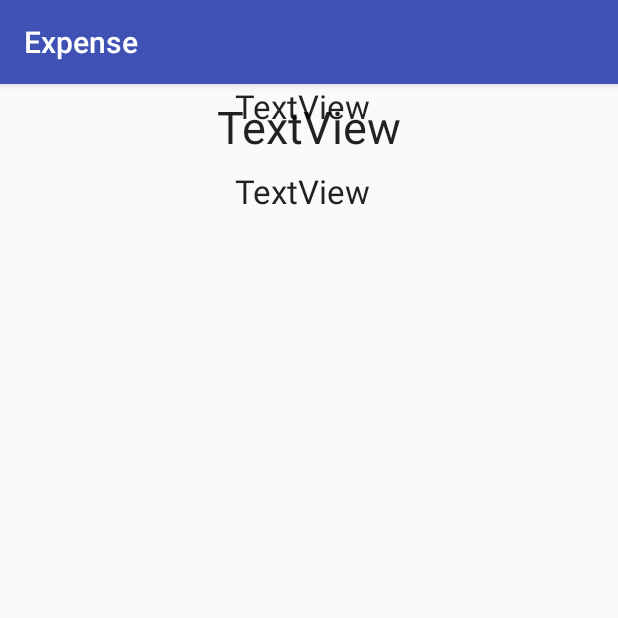
After one commit to AM903103/Expense, an Android app: the DetailActivity screen opened directly, with no data from a screen before it, on a phone screen of 412 x 824 dp, the top half of it. The commit adds this screen. Run offline under Robolectric (Android 15) with nearby library versions, the phone set to English and light mode, and no system bars.

Commit message:
Add DetailActivity layout font sp, Expense Parcelable

```diff
--- a/app/src/main/AndroidManifest.xml
+++ b/app/src/main/AndroidManifest.xml
@@ -3,6 +3,7 @@
     package="com.gamma404.expense">
 
     <uses-permission android:name="android.permission.READ_CONTACTS" />
+
     <application
         android:allowBackup="true"
         android:icon="@mipmap/ic_launcher"
@@ -20,13 +21,16 @@
                 <category android:name="android.intent.category.LAUNCHER" />
             </intent-filter>
         </activity>
-        <activity android:name=".AddActivity"></activity>
+        <activity android:name=".AddActivity" />
 
         <provider
             android:name=".ExpenseProvider"
             android:authorities="com.gamma404.expense"
             android:exported="true" />
+
         <service android:name=".AddExpenseService" />
+
+        <activity android:name=".DetailActivity"></activity>
     </application>
 
 </manifest>
--- /dev/null
+++ b/app/src/main/java/com/gamma404/expense/DetailActivity.java
@@ -0,0 +1,13 @@
+package com.gamma404.expense;
+
+import android.support.v7.app.AppCompatActivity;
+import android.os.Bundle;
+
+public class DetailActivity extends AppCompatActivity {
+
+    @Override
+    protected void onCreate(Bundle savedInstanceState) {
+        super.onCreate(savedInstanceState);
+        setContentView(R.layout.activity_detail);
+    }
+}
--- a/app/src/main/java/com/gamma404/expense/ExpenseAdapter.java
+++ b/app/src/main/java/com/gamma404/expense/ExpenseAdapter.java
@@ -46,6 +46,7 @@ public class ExpenseAdapter extends RecyclerView.Adapter<ExpenseAdapter.ViewHold
         cursor.moveToPosition(position);
         final Expense expense = new Expense(cursor);
         holder.setModel(expense);
+        holder.itemView.setTag(expense);
         holder.itemView.setOnClickListener(new View.OnClickListener() {
             @Override
             public void onClick(View v) {
--- a/app/src/main/java/com/gamma404/expense/MainActivity.java
+++ b/app/src/main/java/com/gamma404/expense/MainActivity.java
@@ -132,6 +132,9 @@ public class MainActivity extends AppCompatActivity implements ExpenseAdapter.On
     @Override
     public void onItemClick(View view, Expense expense) {
         Log.d(TAG, "onItemClick: " + expense.getInfo());
+        Intent intent = new Intent(this, DetailActivity.class);
+        intent.putExtra("EXPENSE", expense);
+        startActivity(intent);
     }
 
     @Override
--- /dev/null
+++ b/app/src/main/res/layout/activity_detail.xml
@@ -0,0 +1,44 @@
+<?xml version="1.0" encoding="utf-8"?>
+<android.support.constraint.ConstraintLayout xmlns:android="http://schemas.android.com/apk/res/android"
+    xmlns:app="http://schemas.android.com/apk/res-auto"
+    xmlns:tools="http://schemas.android.com/tools"
+    android:layout_width="match_parent"
+    android:layout_height="match_parent"
+    tools:context="com.gamma404.expense.DetailActivity">
+
+    <TextView
+        android:id="@+id/detail_tv_date"
+        android:layout_width="wrap_content"
+        android:layout_height="wrap_content"
+        android:layout_marginEnd="8dp"
+        android:layout_marginStart="8dp"
+        android:layout_marginTop="8dp"
+        android:text="TextView"
+        android:textAppearance="@style/TextAppearance.AppCompat.Large"
+        android:textSize="30sp"
+        app:layout_constraintEnd_toEndOf="parent"
+        app:layout_constraintStart_toStartOf="parent"
+        app:layout_constraintTop_toTopOf="parent" />
+
+    <TextView
+        android:id="@+id/detail_tv_info"
+        android:layout_width="wrap_content"
+        android:layout_height="wrap_content"
+        android:layout_marginEnd="8dp"
+        android:layout_marginTop="8dp"
+        android:text="TextView"
+        android:textAppearance="@style/TextAppearance.AppCompat.Large"
+        app:layout_constraintEnd_toEndOf="@+id/detail_tv_date"
+        app:layout_constraintStart_toStartOf="@+id/detail_tv_date"
+        app:layout_constraintTop_toBottomOf="@+id/detail_tv_date" />
+
+    <TextView
+        android:id="@+id/detail_tv_amount"
+        android:layout_width="wrap_content"
+        android:layout_height="wrap_content"
+        android:text="TextView"
+        android:textAppearance="@style/TextAppearance.AppCompat.Large"
+        app:layout_constraintEnd_toEndOf="@+id/detail_tv_info"
+        app:layout_constraintStart_toStartOf="@+id/detail_tv_info"
+        tools:layout_editor_absoluteY="100dp" />
+</android.support.constraint.ConstraintLayout>
```
Also changed, not shown: app/src/main/java/com/gamma404/expense/Expense.java (+37 -1 lines).
